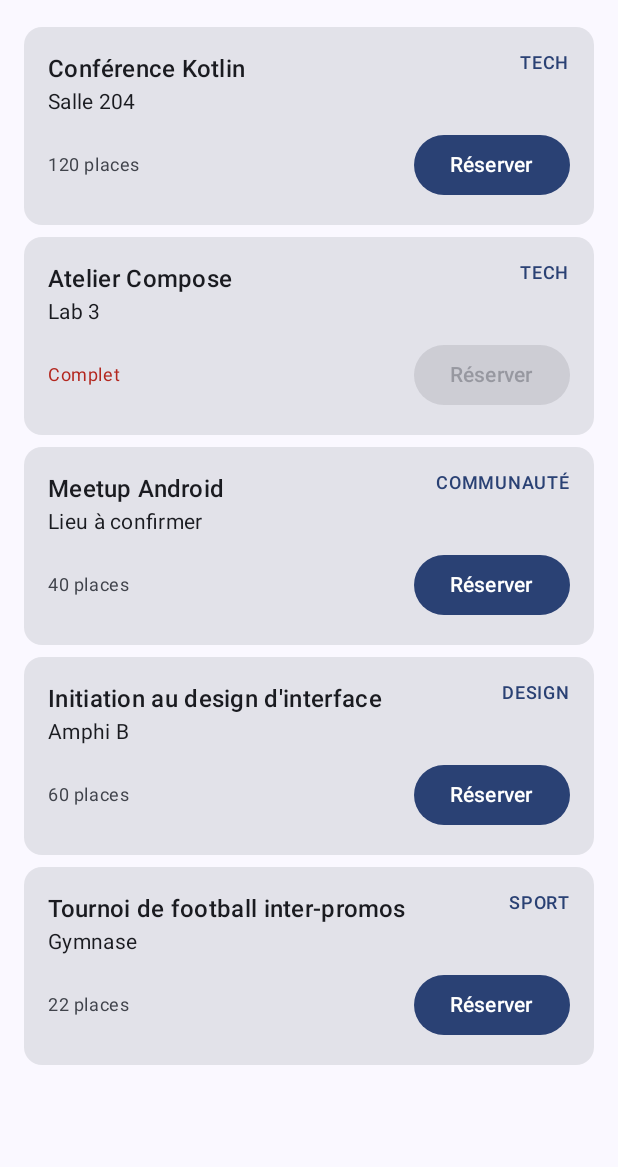
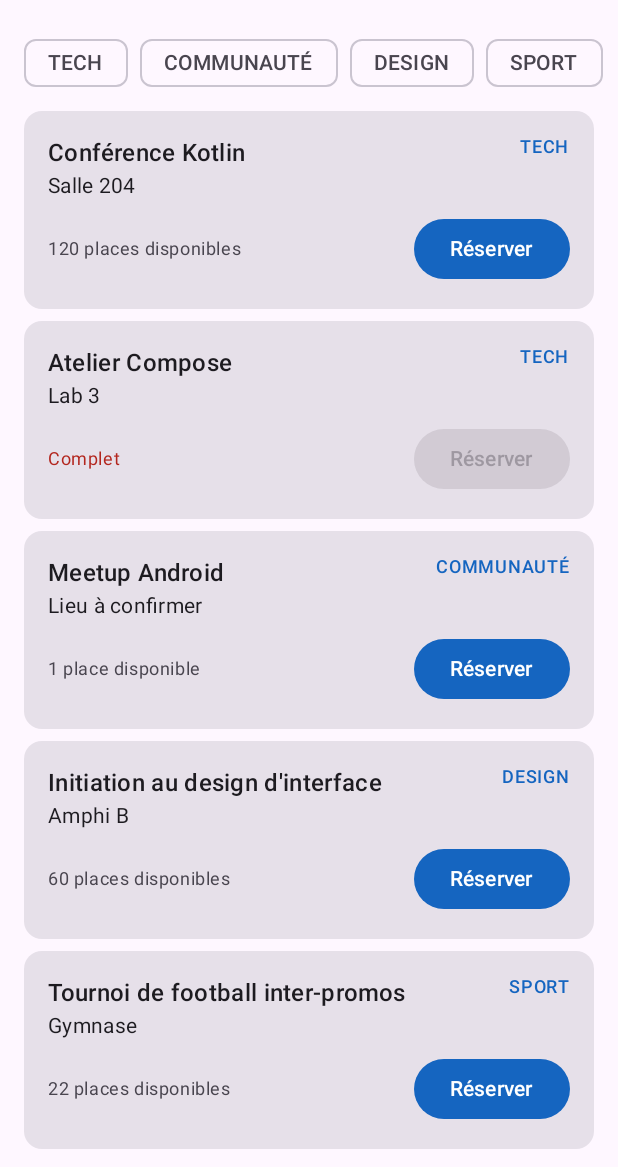
Before and after one commit to SalesV/exo_prof_dev_mobile, an Android app built with Jetpack Compose: the screen it shows after launch (MainActivity), on a phone screen of 412 x 824 dp, the part 69-1236 px from its top. Run offline under Robolectric (Android 15) with nearby library versions, the phone set to English and light mode, and no system bars.

Commit message:
catalogue v0.2 partie 2

```diff
--- a/app/src/main/java/fr/esgi/campus/data/SampleEvents.kt
+++ b/app/src/main/java/fr/esgi/campus/data/SampleEvents.kt
@@ -3,9 +3,44 @@ package fr.esgi.campus.data
 import fr.esgi.campus.model.Event
 
 val sampleEvents = listOf(
-    Event(id = 1, title = "Conférence Kotlin", category = "TECH", location = "Salle 204", capacity = 120),
-    Event(id = 2, title = "Atelier Compose", category = "TECH", location = "Lab 3", capacity = 0),
-    Event(id = 3, title = "Meetup Android", category = "COMMUNAUTÉ", location = null, capacity = 40),
-    Event(id = 4, title = "Initiation au design d'interface", category = "DESIGN", location = "Amphi B", capacity = 60),
-    Event(id = 5, title = "Tournoi de football inter-promos", category = "SPORT", location = "Gymnase", capacity = 22)
+    Event(
+        id = 1,
+        title = "Conférence Kotlin",
+        category = "TECH",
+        location = "Salle 204",
+        capacity = 120,
+        description = "Une plongée dans les nouveautés du langage Kotlin : coroutines, flows, multiplateforme et bonnes pratiques pour écrire un code plus sûr et plus lisible. La conférence se termine par une session de questions-réponses avec les intervenants."
+    ),
+    Event(
+        id = 2,
+        title = "Atelier Compose",
+        category = "TECH",
+        location = "Lab 3",
+        capacity = 0,
+        description = "Un atelier pratique pour construire pas à pas une interface Android avec Jetpack Compose : composables, Modifier, layouts, listes et thème Material 3. Venez avec votre ordinateur et Android Studio installé."
+    ),
+    Event(
+        id = 3,
+        title = "Meetup Android",
+        category = "COMMUNAUTÉ",
+        location = null,
+        capacity = 1,
+        description = "Rencontre informelle entre étudiants et développeurs Android du campus. Retours d'expérience, démonstrations de projets personnels et échanges autour des outils du quotidien."
+    ),
+    Event(
+        id = 4,
+        title = "Initiation au design d'interface",
+        category = "DESIGN",
+        location = "Amphi B",
+        capacity = 60,
+        description = "Les bases du design d'interface mobile : hiérarchie visuelle, couleurs, typographie, accessibilité et prototypage rapide. Aucun prérequis, ouvert à toutes les filières."
+    ),
+    Event(
+        id = 5,
+        title = "Tournoi de football inter-promos",
+        category = "SPORT",
+        location = "Gymnase",
+        capacity = 22,
+        description = "Le traditionnel tournoi de football entre promotions. Formez votre équipe, venez supporter vos camarades et profitez du goûter offert à la fin des matchs."
+    )
 )
--- a/app/src/main/java/fr/esgi/campus/model/Event.kt
+++ b/app/src/main/java/fr/esgi/campus/model/Event.kt
@@ -5,5 +5,6 @@ data class Event(
     val title: String,
     val category: String,
     val location: String?,
-    val capacity: Int
+    val capacity: Int,
+    val description: String
 )
--- a/app/src/main/java/fr/esgi/campus/ui/components/EventCard.kt
+++ b/app/src/main/java/fr/esgi/campus/ui/components/EventCard.kt
@@ -1,5 +1,6 @@
 package fr.esgi.campus.ui.components
 
+import android.content.res.Configuration
 import androidx.compose.foundation.layout.Arrangement
 import androidx.compose.foundation.layout.Column
 import androidx.compose.foundation.layout.Row
@@ -10,12 +11,17 @@ import androidx.compose.foundation.layout.width
 import androidx.compose.material3.Button
 import androidx.compose.material3.Card
 import androidx.compose.material3.MaterialTheme
+import androidx.compose.material3.Surface
 import androidx.compose.material3.Text
 import androidx.compose.runtime.Composable
 import androidx.compose.ui.Alignment
 import androidx.compose.ui.Modifier
+import androidx.compose.ui.res.pluralStringResource
+import androidx.compose.ui.res.stringResource
 import androidx.compose.ui.tooling.preview.Preview
 import androidx.compose.ui.unit.dp
+import fr.esgi.campus.R
+import fr.esgi.campus.data.sampleEvents
 import fr.esgi.campus.model.Event
 import fr.esgi.campus.ui.theme.CampusTheme
 
@@ -26,8 +32,6 @@ fun EventCard(
     onBook: () -> Unit,
     modifier: Modifier = Modifier
 ) {
-    val isFull = event.capacity == 0
-
     Card(onClick = onClick, modifier = modifier) {
         Column(modifier = Modifier.padding(16.dp)) {
             Row(verticalAlignment = Alignment.Top) {
@@ -44,51 +48,78 @@ fun EventCard(
                 )
             }
             Text(
-                text = event.location ?: "Lieu à confirmer",
+                text = event.location ?: stringResource(R.string.location_to_be_confirmed),
                 style = MaterialTheme.typography.bodyMedium
             )
             Row(
                 modifier = Modifier
                     .fillMaxWidth()
                     .padding(top = 8.dp),
-                horizontalArrangement = Arrangement.SpaceBetween,
+                horizontalArrangement = Arrangement.spacedBy(8.dp),
                 verticalAlignment = Alignment.CenterVertically
             ) {
-                Text(
-                    text = if (isFull) "Complet" else "${event.capacity} places",
-                    style = MaterialTheme.typography.bodySmall,
-                    color = if (isFull) MaterialTheme.colorScheme.error else MaterialTheme.colorScheme.onSurfaceVariant
+                SeatsLabel(
+                    capacity = event.capacity,
+                    modifier = Modifier.weight(1f)
                 )
-                Button(onClick = onBook, enabled = !isFull) {
-                    Text("Réserver")
+                Button(onClick = onBook, enabled = event.capacity > 0) {
+                    Text(stringResource(R.string.book))
                 }
             }
         }
     }
 }
 
-@Preview(showBackground = true)
+@Composable
+fun SeatsLabel(
+    capacity: Int,
+    modifier: Modifier = Modifier
+) {
+    if (capacity == 0) {
+        Text(
+            text = stringResource(R.string.event_full),
+            style = MaterialTheme.typography.bodySmall,
+            color = MaterialTheme.colorScheme.error,
+            modifier = modifier
+        )
+    } else {
+        Text(
+            text = pluralStringResource(R.plurals.available_seats, capacity, capacity),
+            style = MaterialTheme.typography.bodySmall,
+            color = MaterialTheme.colorScheme.onSurfaceVariant,
+            modifier = modifier
+        )
+    }
+}
+
+@Preview(name = "Clair", showBackground = true)
+@Preview(name = "Sombre", showBackground = true, uiMode = Configuration.UI_MODE_NIGHT_YES)
 @Composable
 private fun EventCardPreview() {
     CampusTheme {
+        Surface {
             EventCard(
-            event = Event(id = 1, title = "Conférence Kotlin", category = "TECH", location = "Salle 204", capacity = 120),
+                event = sampleEvents[0],
                 onClick = {},
                 onBook = {},
                 modifier = Modifier.padding(16.dp)
             )
         }
     }
+}
 
-@Preview(showBackground = true)
+@Preview(name = "Complet clair", showBackground = true)
+@Preview(name = "Complet sombre", showBackground = true, uiMode = Configuration.UI_MODE_NIGHT_YES)
 @Composable
 private fun EventCardFullPreview() {
     CampusTheme {
+        Surface {
             EventCard(
-            event = Event(id = 2, title = "Atelier Compose", category = "TECH", location = "Lab 3", capacity = 0),
+                event = sampleEvents[1],
                 onClick = {},
                 onBook = {},
                 modifier = Modifier.padding(16.dp)
             )
         }
     }
+}
--- a/app/src/main/java/fr/esgi/campus/ui/screens/EventListScreen.kt
+++ b/app/src/main/java/fr/esgi/campus/ui/screens/EventListScreen.kt
@@ -1,20 +1,26 @@
 package fr.esgi.campus.ui.screens
 
+import android.content.res.Configuration
 import android.util.Log
 import androidx.compose.foundation.layout.Arrangement
+import androidx.compose.foundation.layout.PaddingValues
 import androidx.compose.foundation.layout.fillMaxSize
 import androidx.compose.foundation.layout.fillMaxWidth
 import androidx.compose.foundation.layout.padding
 import androidx.compose.foundation.lazy.LazyColumn
+import androidx.compose.foundation.lazy.LazyRow
 import androidx.compose.foundation.lazy.items
 import androidx.compose.material3.ExperimentalMaterial3Api
+import androidx.compose.material3.FilterChip
 import androidx.compose.material3.Scaffold
 import androidx.compose.material3.Text
 import androidx.compose.material3.TopAppBar
 import androidx.compose.runtime.Composable
 import androidx.compose.ui.Modifier
+import androidx.compose.ui.res.stringResource
 import androidx.compose.ui.tooling.preview.Preview
 import androidx.compose.ui.unit.dp
+import fr.esgi.campus.R
 import fr.esgi.campus.data.sampleEvents
 import fr.esgi.campus.model.Event
 import fr.esgi.campus.ui.components.EventCard
@@ -28,16 +34,24 @@ fun EventListScreen(
     events: List<Event>,
     modifier: Modifier = Modifier
 ) {
+    val categories = events.map { it.category }.distinct()
+
     Scaffold(
         modifier = modifier.fillMaxSize(),
         topBar = {
-            TopAppBar(title = { Text("Campus") })
+            TopAppBar(title = { Text(stringResource(R.string.app_name)) })
         }
     ) { innerPadding ->
         LazyColumn(
             contentPadding = innerPadding,
             verticalArrangement = Arrangement.spacedBy(8.dp)
         ) {
+            item(key = "categories") {
+                CategoryRow(
+                    categories = categories,
+                    onCategoryClick = { category -> Log.d(TAG, "Filtre sur la catégorie $category") }
+                )
+            }
             items(events, key = { it.id }) { event ->
                 EventCard(
                     event = event,
@@ -52,7 +66,29 @@ fun EventListScreen(
     }
 }
 
-@Preview(showBackground = true)
+@Composable
+fun CategoryRow(
+    categories: List<String>,
+    onCategoryClick: (String) -> Unit,
+    modifier: Modifier = Modifier
+) {
+    LazyRow(
+        modifier = modifier,
+        contentPadding = PaddingValues(horizontal = 16.dp),
+        horizontalArrangement = Arrangement.spacedBy(8.dp)
+    ) {
+        items(categories, key = { it }) { category ->
+            FilterChip(
+                selected = false,
+                onClick = { onCategoryClick(category) },
+                label = { Text(category) }
+            )
+        }
+    }
+}
+
+@Preview(name = "Clair", showBackground = true)
+@Preview(name = "Sombre", showBackground = true, uiMode = Configuration.UI_MODE_NIGHT_YES)
 @Composable
 private fun EventListScreenPreview() {
     CampusTheme {
--- a/app/src/main/java/fr/esgi/campus/ui/theme/Color.kt
+++ b/app/src/main/java/fr/esgi/campus/ui/theme/Color.kt
@@ -2,10 +2,15 @@ package fr.esgi.campus.ui.theme
 
 import androidx.compose.ui.graphics.Color
 
-val Purple80 = Color(0xFFD0BCFF)
-val PurpleGrey80 = Color(0xFFCCC2DC)
-val Pink80 = Color(0xFFEFB8C8)
+val CampusBlue = Color(0xFF1565C0)
+val CampusBlueContainer = Color(0xFFD3E3FD)
+val CampusOnBlueContainer = Color(0xFF041E49)
+val CampusSlate = Color(0xFF4A6078)
+val CampusAmber = Color(0xFF8A5100)
 
-val Purple40 = Color(0xFF6650a4)
-val PurpleGrey40 = Color(0xFF625b71)
-val Pink40 = Color(0xFF7D5260)
+val CampusBlueDark = Color(0xFFA8C7FA)
+val CampusOnBlueDark = Color(0xFF062E6F)
+val CampusBlueContainerDark = Color(0xFF0842A0)
+val CampusOnBlueContainerDark = Color(0xFFD3E3FD)
+val CampusSlateDark = Color(0xFFB2C8E3)
+val CampusAmberDark = Color(0xFFFFB86E)
--- a/app/src/main/java/fr/esgi/campus/ui/theme/Theme.kt
+++ b/app/src/main/java/fr/esgi/campus/ui/theme/Theme.kt
@@ -8,24 +8,31 @@ import androidx.compose.material3.dynamicDarkColorScheme
 import androidx.compose.material3.dynamicLightColorScheme
 import androidx.compose.material3.lightColorScheme
 import androidx.compose.runtime.Composable
+import androidx.compose.ui.graphics.Color
 import androidx.compose.ui.platform.LocalContext
 
 private val DarkColorScheme = darkColorScheme(
-    primary = Purple80,
-    secondary = PurpleGrey80,
-    tertiary = Pink80
+    primary = CampusBlueDark,
+    onPrimary = CampusOnBlueDark,
+    primaryContainer = CampusBlueContainerDark,
+    onPrimaryContainer = CampusOnBlueContainerDark,
+    secondary = CampusSlateDark,
+    tertiary = CampusAmberDark
 )
 
 private val LightColorScheme = lightColorScheme(
-    primary = Purple40,
-    secondary = PurpleGrey40,
-    tertiary = Pink40
+    primary = CampusBlue,
+    onPrimary = Color.White,
+    primaryContainer = CampusBlueContainer,
+    onPrimaryContainer = CampusOnBlueContainer,
+    secondary = CampusSlate,
+    tertiary = CampusAmber
 )
 
 @Composable
 fun CampusTheme(
     darkTheme: Boolean = isSystemInDarkTheme(),
-    dynamicColor: Boolean = true,
+    dynamicColor: Boolean = false,
     content: @Composable () -> Unit
 ) {
     val colorScheme = when {
--- a/app/src/main/res/values/strings.xml
+++ b/app/src/main/res/values/strings.xml
@@ -1,3 +1,12 @@
 <resources>
     <string name="app_name">Campus</string>
+    <string name="location_to_be_confirmed">Lieu à confirmer</string>
+    <string name="event_full">Complet</string>
+    <string name="book">Réserver</string>
+    <string name="event_about">À propos</string>
+    <string name="event_banner_description">Bannière de l\'événement %1$s</string>
+    <plurals name="available_seats">
+        <item quantity="one">%1$d place disponible</item>
+        <item quantity="other">%1$d places disponibles</item>
+    </plurals>
 </resources>
```
Lines whose indentation alone changed are shown as unchanged.
